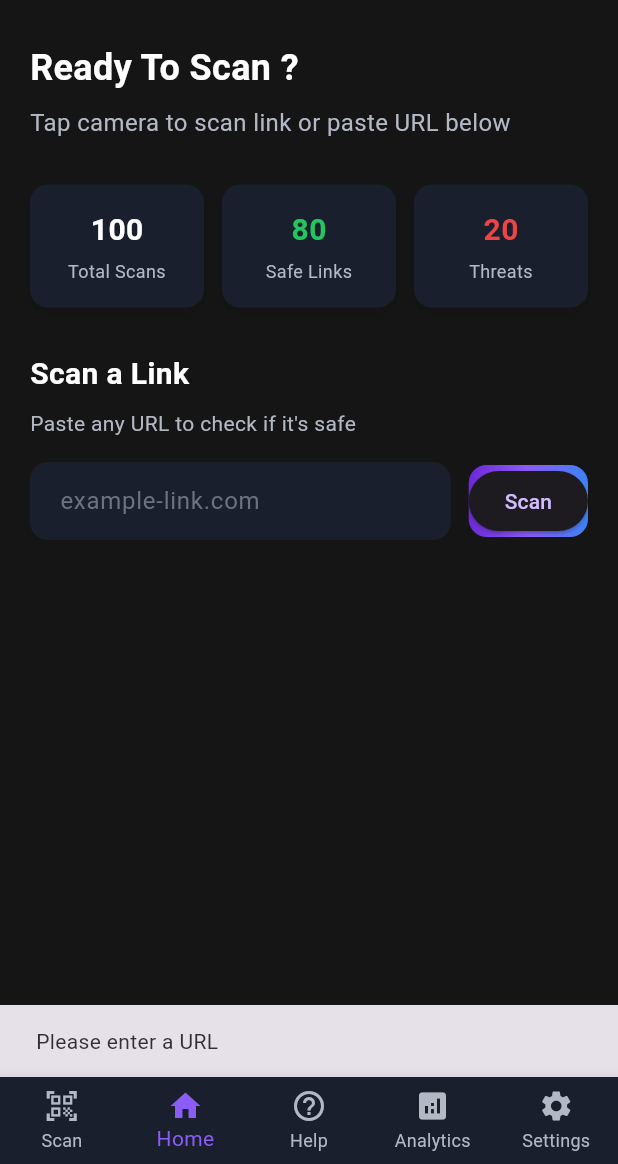
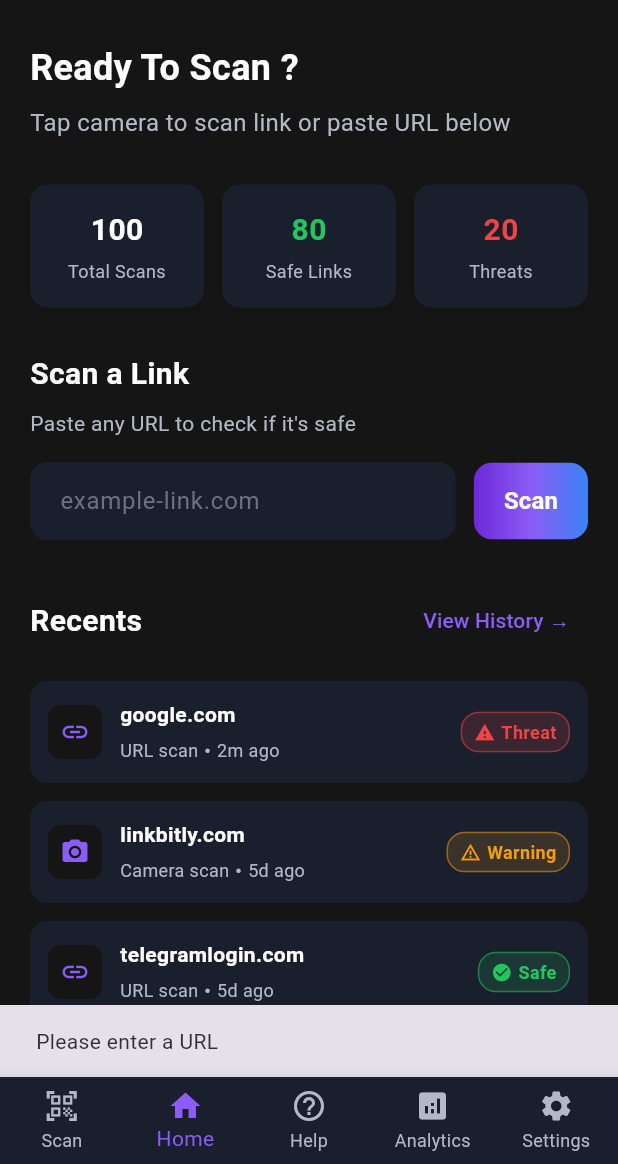
Before and after one commit to byyy001/FYP-26-S1-19, a Flutter app: the RegisteredHomeScreen screen opened directly, after a tap on "Scan", on a phone screen of 412 x 824 dp, the part 72-1236 px from its top. Run offline on Flutter 3.47's test engine with Material 3 defaults, Android fonts, the light colour scheme and no system bars; our stand-ins replace cloud_firestore, firebase_auth, firebase_core, fl_chart, google_sign_in; missing offline and left inert: tldts; accounts and stored records are empty.

Commit message:
Updated Registered User's Home Screen

```diff
--- a/lib/screens/registered_home_screen.dart
+++ b/lib/screens/registered_home_screen.dart
@@ -1,8 +1,8 @@
-import 'package:cloud_firestore/cloud_firestore.dart'; // For Firestore querying
+import 'package:cloud_firestore/cloud_firestore.dart';
 import 'package:flutter/material.dart';
 import '../constants/app_colors.dart';
-import 'package:firebase_auth/firebase_auth.dart'; // For getting current user details
-import '../services/google_safe_browsing_service.dart'; // Safe Browsing API
+import 'package:firebase_auth/firebase_auth.dart';
+import '../services/google_safe_browsing_service.dart';
 
 class RegisteredHomeScreen extends StatefulWidget {
   const RegisteredHomeScreen({super.key});
@@ -13,7 +13,7 @@ class RegisteredHomeScreen extends StatefulWidget {
 
 class _RegisteredHomeScreenState extends State<RegisteredHomeScreen> {
   final TextEditingController _urlController = TextEditingController();
-  bool _isLoading = false;
+  bool _isScanning = false;
 
   // Fetch the user's first name from Firebase Firestore
   Future<String> getUserFirstName() async {
@@ -26,54 +26,53 @@ class _RegisteredHomeScreenState extends State<RegisteredHomeScreen> {
           .get();
 
       if (userDoc.exists) {
-        String firstName = userDoc['firstName'] ?? 'User';
-        return firstName;
+        return userDoc['firstName'] ?? 'User';
       }
     }
-    return 'User'; // Fallback if user data is not found
+    return 'User'; // Fallback
   }
 
   // Classify URL using Google Safe Browsing API
   Future<void> _scanURL(String url) async {
     setState(() {
-      _isLoading = true;
+      _isScanning = true;
     });
 
     try {
-      // Use Google Safe Browsing API to classify the URL
       bool? isSafe = await GoogleSafeBrowsingService().isUrlSafe(url);
 
       if (isSafe == true) {
         ScaffoldMessenger.of(context).showSnackBar(
           const SnackBar(
             content: Text('This URL is safe!'),
-            backgroundColor: Colors.green,
+            backgroundColor: AppColors.safe,
           ),
         );
       } else if (isSafe == false) {
         ScaffoldMessenger.of(context).showSnackBar(
           const SnackBar(
             content: Text('This URL is unsafe!'),
-            backgroundColor: Colors.red,
+            backgroundColor: AppColors.highRisk,
           ),
         );
       } else {
-        //ERROR (API failed)
         ScaffoldMessenger.of(context).showSnackBar(
           const SnackBar(
             content: Text('Could not check URL. API or network error.'),
-            backgroundColor: Colors.orange,
+            backgroundColor: AppColors.mediumRisk,
           ),
         );
       }
     } catch (e) {
       ScaffoldMessenger.of(context).showSnackBar(
-        SnackBar(content: Text('Error: $e'), backgroundColor: Colors.red),
+        SnackBar(content: Text('Error: $e'), backgroundColor: AppColors.highRisk),
       );
     } finally {
-      setState(() {
-        _isLoading = false;
-      });
+      if (mounted) {
+        setState(() {
+          _isScanning = false;
+        });
+      }
     }
   }
 
@@ -95,29 +94,23 @@ class _RegisteredHomeScreenState extends State<RegisteredHomeScreen> {
         ),
         actions: [
           IconButton(
-            icon: const Icon(
-              Icons.person_outline,
-              color: AppColors.primaryText,
-            ),
+            icon: const Icon(Icons.person_outline, color: AppColors.primaryText),
             onPressed: () {
-              // Navigate to profile screen
+              // TODO: Navigate to profile screen
             },
           ),
         ],
       ),
       body: FutureBuilder<String>(
-        future:
-            getUserFirstName(), // Fetch the user's first name from Firestore
+        future: getUserFirstName(),
         builder: (context, snapshot) {
           if (snapshot.connectionState == ConnectionState.waiting) {
             return const Center(child: CircularProgressIndicator());
           }
-
           if (snapshot.hasError) {
             return const Center(child: Text('Error fetching user data'));
           }
-
-          String userName = snapshot.data ?? 'User';
+          final userName = snapshot.data ?? 'User';
 
           return SingleChildScrollView(
             child: Padding(
@@ -126,7 +119,7 @@ class _RegisteredHomeScreenState extends State<RegisteredHomeScreen> {
                 crossAxisAlignment: CrossAxisAlignment.start,
                 children: [
                   const SizedBox(height: 20),
-                  // Greeting with actual user name from Firestore
+                  // Greeting
                   Text(
                     'Ready To Scan $userName?',
                     style: TextStyle(
@@ -148,11 +141,7 @@ class _RegisteredHomeScreenState extends State<RegisteredHomeScreen> {
                   // Stats cards (dummy data for now)
                   Row(
                     children: [
-                      _buildStatCard(
-                        'Total Scans',
-                        '100',
-                        AppColors.primaryText,
-                      ),
+                      _buildStatCard('Total Scans', '100', AppColors.primaryText),
                       const SizedBox(width: 12),
                       _buildStatCard('Safe Links', '80', AppColors.safe),
                       const SizedBox(width: 12),
@@ -180,7 +169,7 @@ class _RegisteredHomeScreenState extends State<RegisteredHomeScreen> {
                   ),
                   const SizedBox(height: 16),
 
-                  // URL input row
+                  // Scan input row
                   Row(
                     children: [
                       Expanded(
@@ -195,17 +184,60 @@ class _RegisteredHomeScreenState extends State<RegisteredHomeScreen> {
                               borderRadius: BorderRadius.circular(12),
                               borderSide: BorderSide.none,
                             ),
-                            contentPadding: const EdgeInsets.symmetric(
-                              horizontal: 16,
-                              vertical: 14,
-                            ),
+                            contentPadding: const EdgeInsets.symmetric(horizontal: 16, vertical: 14),
                           ),
                           style: const TextStyle(color: AppColors.primaryText),
                         ),
                       ),
                       const SizedBox(width: 12),
-                      _buildScanButton(context), // Scan button
+                      _buildScanButton(context),
                     ],
+                  ),
+                  const SizedBox(height: 30),
+
+                  // Recents section header
+                  Row(
+                    mainAxisAlignment: MainAxisAlignment.spaceBetween,
+                    children: [
+                      Text(
+                        'Recents',
+                        style: TextStyle(
+                          fontSize: isSmall ? 18 : 20,
+                          fontWeight: FontWeight.w600,
+                          color: AppColors.primaryText,
+                        ),
+                      ),
+                      TextButton(
+                        onPressed: () {
+                          // TODO: Navigate to full history screen
+                        },
+                        child: const Text(
+                          'View History →',
+                          style: TextStyle(color: AppColors.primaryPurple),
+                        ),
+                      ),
+                    ],
+                  ),
+                  const SizedBox(height: 16),
+
+                  // Recents list (sample data – later replace with actual history)
+                  _buildRecentItem(
+                    'google.com',
+                    'URL scan',
+                    '2m ago',
+                    'threat',
+                  ),
+                  _buildRecentItem(
+                    'linkbitly.com',
+                    'Camera scan',
+                    '5d ago',
+                    'warning',
+                  ),
+                  _buildRecentItem(
+                    'telegramlogin.com',
+                    'URL scan',
+                    '5d ago',
+                    'safe',
                   ),
                   const SizedBox(height: 30),
                 ],
@@ -221,32 +253,19 @@ class _RegisteredHomeScreenState extends State<RegisteredHomeScreen> {
         unselectedItemColor: AppColors.secondaryText,
         currentIndex: 1, // Home selected
         items: const [
-          BottomNavigationBarItem(
-            icon: Icon(Icons.qr_code_scanner),
-            label: 'Scan',
-          ),
+          BottomNavigationBarItem(icon: Icon(Icons.qr_code_scanner), label: 'Scan'),
           BottomNavigationBarItem(icon: Icon(Icons.home), label: 'Home'),
-          BottomNavigationBarItem(
-            icon: Icon(Icons.help_outline),
-            label: 'Help',
-          ),
-          BottomNavigationBarItem(
-            icon: Icon(Icons.analytics),
-            label: 'Analytics',
-          ),
-          BottomNavigationBarItem(
-            icon: Icon(Icons.settings),
-            label: 'Settings',
-          ),
+          BottomNavigationBarItem(icon: Icon(Icons.help_outline), label: 'Help'),
+          BottomNavigationBarItem(icon: Icon(Icons.analytics), label: 'Analytics'),
+          BottomNavigationBarItem(icon: Icon(Icons.settings), label: 'Settings'),
         ],
         onTap: (index) {
-          // Handle navigation here
+          // TODO: Handle navigation
         },
       ),
     );
   }
 
-  // Stats card widget
   Widget _buildStatCard(String label, String value, Color valueColor) {
     return Expanded(
       child: Container(
@@ -287,7 +306,6 @@ class _RegisteredHomeScreenState extends State<RegisteredHomeScreen> {
     );
   }
 
-  // Scan button widget
   Widget _buildScanButton(BuildContext context) {
     return Container(
       decoration: BoxDecoration(
@@ -299,18 +317,146 @@ class _RegisteredHomeScreenState extends State<RegisteredHomeScreen> {
         borderRadius: BorderRadius.circular(12),
       ),
       child: ElevatedButton(
-        onPressed: () {
-          // Trigger scan with the URL
-          String url = _urlController.text.trim();
-          if (url.isNotEmpty) {
-            _scanURL(url); // Call the scan function
-          } else {
-            ScaffoldMessenger.of(
-              context,
-            ).showSnackBar(const SnackBar(content: Text('Please enter a URL')));
-          }
-        },
-        child: const Text('Scan'),
+        onPressed: _isScanning
+            ? null
+            : () {
+                final url = _urlController.text.trim();
+                if (url.isEmpty) {
+                  ScaffoldMessenger.of(context).showSnackBar(
+                    const SnackBar(content: Text('Please enter a URL')),
+                  );
+                  return;
+                }
+                _scanURL(url);
+              },
+        style: ElevatedButton.styleFrom(
+          backgroundColor: Colors.transparent,
+          shadowColor: Colors.transparent,
+          shape: RoundedRectangleBorder(
+            borderRadius: BorderRadius.circular(12),
+          ),
+          padding: const EdgeInsets.symmetric(horizontal: 20, vertical: 14),
+        ),
+        child: _isScanning
+            ? const SizedBox(
+                height: 20,
+                width: 20,
+                child: CircularProgressIndicator(
+                  strokeWidth: 2,
+                  color: Colors.white,
+                ),
+              )
+            : const Text(
+                'Scan',
+                style: TextStyle(
+                  fontSize: 16,
+                  fontWeight: FontWeight.bold,
+                  color: Colors.white,
+                ),
+              ),
+      ),
+    );
+  }
+
+  Widget _buildRecentItem(String url, String scanType, String time, String risk) {
+    IconData icon = scanType.contains('Camera') ? Icons.camera_alt : Icons.link;
+    Color riskColor;
+    String riskLabel;
+    IconData riskIcon;
+    switch (risk) {
+      case 'threat':
+        riskColor = AppColors.highRisk;
+        riskLabel = 'Threat';
+        riskIcon = Icons.warning;
+        break;
+      case 'warning':
+        riskColor = AppColors.mediumRisk;
+        riskLabel = 'Warning';
+        riskIcon = Icons.warning_amber;
+        break;
+      default:
+        riskColor = AppColors.safe;
+        riskLabel = 'Safe';
+        riskIcon = Icons.check_circle;
+    }
+
+    return Container(
+      margin: const EdgeInsets.only(bottom: 12),
+      padding: const EdgeInsets.all(12),
+      decoration: BoxDecoration(
+        color: AppColors.cardBackground,
+        borderRadius: BorderRadius.circular(12),
+        boxShadow: [
+          BoxShadow(
+            color: Colors.black.withAlpha(10),
+            blurRadius: 4,
+            offset: const Offset(0, 2),
+          ),
+        ],
+      ),
+      child: Row(
+        children: [
+          Container(
+            padding: const EdgeInsets.all(8),
+            decoration: BoxDecoration(
+              color: AppColors.mainBackground,
+              borderRadius: BorderRadius.circular(8),
+            ),
+            child: Icon(icon, color: AppColors.primaryPurple, size: 20),
+          ),
+          const SizedBox(width: 12),
+          Expanded(
+            child: Column(
+              crossAxisAlignment: CrossAxisAlignment.start,
+              children: [
+                Text(
+                  url,
+                  style: const TextStyle(
+                    fontWeight: FontWeight.w600,
+                    color: AppColors.primaryText,
+                  ),
+                ),
+                const SizedBox(height: 4),
+                Row(
+                  children: [
+                    Text(
+                      scanType,
+                      style: TextStyle(fontSize: 12, color: AppColors.secondaryText),
+                    ),
+                    Text(' • ', style: TextStyle(color: AppColors.secondaryText)),
+                    Text(
+                      time,
+                      style: TextStyle(fontSize: 12, color: AppColors.secondaryText),
+                    ),
+                  ],
+                ),
+              ],
+            ),
+          ),
+          Container(
+            padding: const EdgeInsets.symmetric(horizontal: 8, vertical: 4),
+            decoration: BoxDecoration(
+              color: riskColor.withOpacity(0.15),
+              borderRadius: BorderRadius.circular(12),
+              border: Border.all(color: riskColor.withOpacity(0.5)),
+            ),
+            child: Row(
+              mainAxisSize: MainAxisSize.min,
+              children: [
+                Icon(riskIcon, color: riskColor, size: 14),
+                const SizedBox(width: 4),
+                Text(
+                  riskLabel,
+                  style: TextStyle(
+                    fontSize: 12,
+                    fontWeight: FontWeight.w600,
+                    color: riskColor,
+                  ),
+                ),
+              ],
+            ),
+          ),
+        ],
       ),
     );
   }
```
